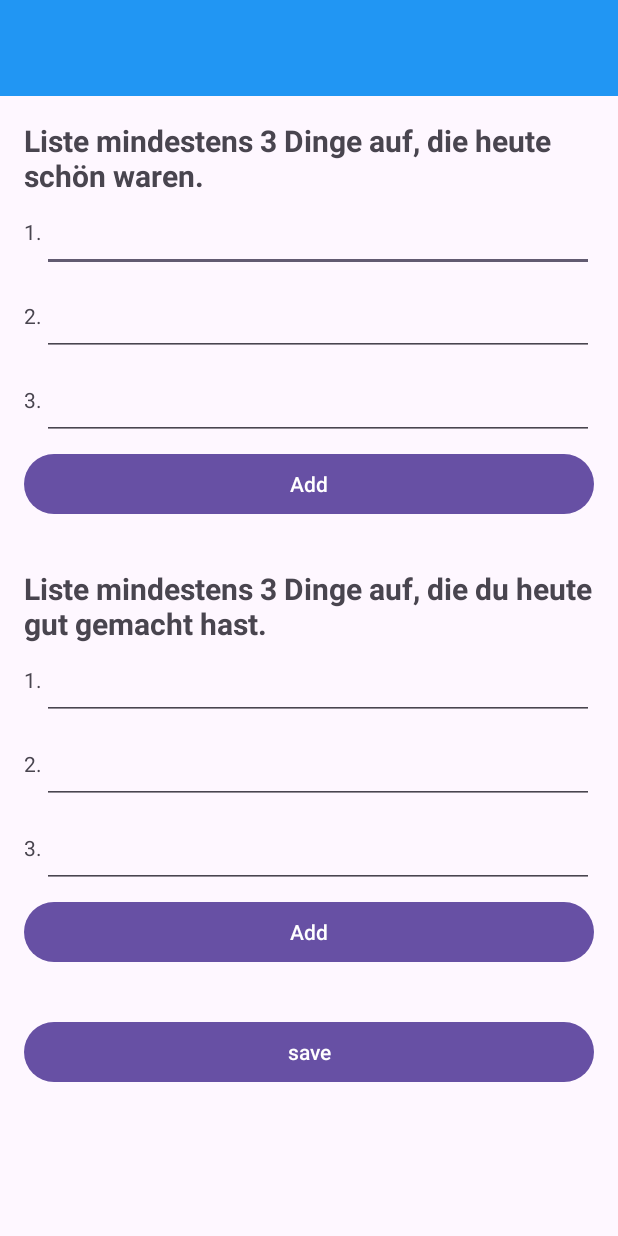
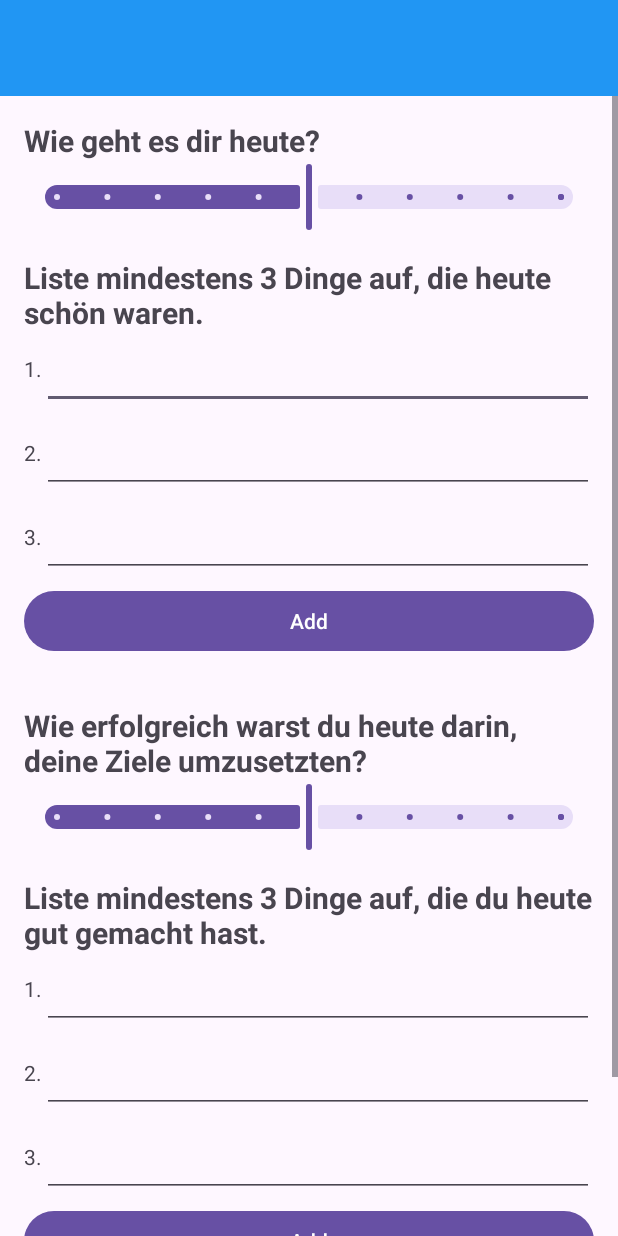
Before and after one commit to leo-hash/MoodStat, an Android app: the DailyReport screen opened directly, with no data from a screen before it, on a phone screen of 412 x 824 dp. Run offline under Robolectric (Android 15) with nearby library versions, the phone set to English and light mode, and no system bars; libraries missing offline, so code that uses them is left out: androidx.navigationevent; 1 statement that could not run was skipped.

Commit message:
slider added to input

```diff
--- a/app/src/main/AndroidManifest.xml
+++ b/app/src/main/AndroidManifest.xml
@@ -27,7 +27,7 @@
             android:theme="@style/Theme.MoodStat"
             android:windowSoftInputMode="adjustResize" />
         <activity
-            android:name="moodstat.daily_report.dailyReport"
+            android:name="moodstat.daily_report.DailyReport"
             android:exported="false"
             android:windowSoftInputMode="adjustResize" />
     </application>
--- a/app/src/main/java/moodstat/MainActivity.java
+++ b/app/src/main/java/moodstat/MainActivity.java
@@ -12,7 +12,7 @@ import androidx.core.view.WindowInsetsCompat;
 
 import com.example.moodstat.R;
 
-import moodstat.daily_report.dailyReport;
+import moodstat.daily_report.DailyReport;
 
 public class MainActivity extends AppCompatActivity {
 
@@ -32,7 +32,7 @@ public class MainActivity extends AppCompatActivity {
         Button button = findViewById(R.id.btn_daily_report);
 
         button.setOnClickListener(v -> {
-            Intent intent = new Intent(MainActivity.this, dailyReport.class);
+            Intent intent = new Intent(MainActivity.this, DailyReport.class);
             startActivity(intent);
         });
     }
--- a/app/src/main/java/moodstat/daily_report/dailyReport.java
+++ b/app/src/main/java/moodstat/daily_report/DailyReport.java
@@ -3,14 +3,11 @@ package moodstat.daily_report;
 import android.os.Bundle;
 
 import androidx.appcompat.app.AppCompatActivity;
-import androidx.core.graphics.Insets;
-import androidx.core.view.ViewCompat;
 import androidx.core.view.WindowCompat;
-import androidx.core.view.WindowInsetsCompat;
 
 import com.example.moodstat.R;
 
-public class dailyReport extends AppCompatActivity {
+public class DailyReport extends AppCompatActivity {
 
     @Override
     protected void onCreate(Bundle savedInstanceState) {
@@ -26,8 +23,9 @@ public class dailyReport extends AppCompatActivity {
 //        });
 
         // mood Fragment initialisation
-        Integer minInputs = 3;
+        int minInputs = 3;
         InputFragment moodFragment = InputFragment.newInstance(
+                "Wie geht es dir heute?",
                 "Liste mindestens " + minInputs +  " Dinge auf, die heute schön waren.",
                 minInputs
         );
@@ -40,6 +38,7 @@ public class dailyReport extends AppCompatActivity {
 
         // succes Fragment initialisation
         InputFragment successFragment = InputFragment.newInstance(
+                "Wie erfolgreich warst du heute darin, deine Ziele umzusetzten?",
                 "Liste mindestens " + minInputs +  " Dinge auf, die du heute gut gemacht hast.",
                 minInputs
         );
--- a/app/src/main/java/moodstat/daily_report/InputFragment.java
+++ b/app/src/main/java/moodstat/daily_report/InputFragment.java
@@ -3,7 +3,9 @@ package moodstat.daily_report;
 import android.os.Bundle;
 
 import androidx.fragment.app.Fragment;
+import androidx.navigationevent.NavigationEventInfo;
 
+import android.util.Log;
 import android.view.LayoutInflater;
 import android.view.View;
 import android.view.ViewGroup;
@@ -13,6 +15,7 @@ import android.widget.LinearLayout;
 import android.widget.TextView;
 
 import com.example.moodstat.R;
+import com.google.android.material.slider.Slider;
 
 import java.util.ArrayList;
 
@@ -24,13 +27,16 @@ import java.util.ArrayList;
 public class InputFragment extends Fragment {
 
     // the fragment initialization parameters
-    private static final String ARG_TITLE = "title";
+    private static final String ARG_SLIDER_LABEL = "slider_label";
+    private static final String ARG_LIST_LABEL = "list_label";
     private static final String ARG_N_TEXT_FIELDS = "nTextFields";
 
     // parameter objects
-    private String mTitle;
+    private String mSliderLabel;
+    private String mListLabel;
     private Integer mNTextField;
     private ArrayList<EditText> inputFields = new ArrayList<>();
+    private Float sliderValue = null;
 
 
     public InputFragment() {
@@ -41,16 +47,18 @@ public class InputFragment extends Fragment {
      * Use this factory method to create a new instance of
      * this fragment using the provided parameters.
      *
-     * @param title displayed title
+     * @param sliderLabel displayed text over the slider
+     * @param listLabel displayed text over the list
      * @param nTextFields number of text fields
      * @return A new instance of fragment InputFragment.
      */
-    public static InputFragment newInstance(String title, int nTextFields) {
+    public static InputFragment newInstance(String sliderLabel, String listLabel, int nTextFields) {
         InputFragment fragment = new InputFragment();
 
         // retrieve arguments
         Bundle args = new Bundle();
-        args.putString(ARG_TITLE, title);
+        args.putString(ARG_SLIDER_LABEL, sliderLabel);
+        args.putString(ARG_LIST_LABEL, listLabel);
         args.putInt(ARG_N_TEXT_FIELDS, nTextFields);
         fragment.setArguments(args);
 
@@ -61,7 +69,8 @@ public class InputFragment extends Fragment {
     public void onCreate(Bundle savedInstanceState) {
         super.onCreate(savedInstanceState);
         if (getArguments() != null) {
-            mTitle = getArguments().getString(ARG_TITLE);
+            mSliderLabel = getArguments().getString(ARG_SLIDER_LABEL);
+            mListLabel = getArguments().getString(ARG_LIST_LABEL);
             mNTextField = getArguments().getInt(ARG_N_TEXT_FIELDS);
         }
     }
@@ -70,25 +79,16 @@ public class InputFragment extends Fragment {
     public View onCreateView(LayoutInflater inflater, ViewGroup container,
                              Bundle savedInstanceState) {
         // Inflate the layout for this fragment
-        View view = inflater.inflate(R.layout.fragment_input, container, false);
-        TextView titleView = view.findViewById(R.id.fragmentTitle);
-        LinearLayout inputContainer = view.findViewById(R.id.inputContainer);
+        View view = inflater.inflate(
+                R.layout.fragment_input,
+                container,
+                false
+        );
 
-        titleView.setText(mTitle);
+        setupLabels(view);
+        setupInputFields(view);
+        setupAddButton(view);
 
-        // create n text fields
-        for (int i = 0; i < mNTextField ; i++){
-            createNewTextField(i, inputContainer);
-        }
-
-        // create add button
-        Button addButton = view.findViewById(R.id.addButton);
-
-        addButton.setOnClickListener( v -> {
-            createNewTextField(mNTextField, inputContainer);
-            mNTextField++;
-
-        });
         return view;
     }
 
@@ -122,8 +122,46 @@ public class InputFragment extends Fragment {
         inputFields.add(newTextField);
     }
 
+    public void setupLabels(View view){
+        TextView sliderLabelView = view.findViewById(R.id.sliderLabel);
+        sliderLabelView.setText(mSliderLabel);
 
-    public ArrayList<String> getInputs() {
+        TextView listLabelView = view.findViewById(R.id.listLabel);
+        listLabelView.setText(mListLabel);
+    }
+
+    public void setupInputFields(View view){
+        LinearLayout inputContainer = view.findViewById(R.id.inputContainer);
+
+        for (int i = 0; i < mNTextField ; i++){
+            createNewTextField(i, inputContainer);
+        }
+    }
+
+    public void setupSlider(View view){
+        Slider slider = view.findViewById(R.id.slider);
+
+        slider.addOnChangeListener((sliderView, value, fromUser) -> {
+            if(fromUser){
+                sliderValue = slider.getValue();
+            }
+        });
+    }
+
+    public void setupAddButton(View view){
+        LinearLayout inputContainer = view.findViewById(R.id.inputContainer);
+        Button addButton = view.findViewById(R.id.addButton);
+
+        addButton.setOnClickListener( v -> {
+            createNewTextField(mNTextField, inputContainer);
+            mNTextField++;
+        });
+
+
+    }
+
+
+    public ArrayList<String> getTextInputs() {
         ArrayList<String> results = new ArrayList<>();
 
         for (EditText field : inputFields ) {
@@ -132,4 +170,8 @@ public class InputFragment extends Fragment {
 
         return results;
     }
+
+    public float getSliderInputs(){
+        return sliderValue;
+    }
 }
--- a/app/src/main/res/layout/fragment_input.xml
+++ b/app/src/main/res/layout/fragment_input.xml
@@ -8,7 +8,24 @@
     android:padding="16dp">
 
     <TextView
-        android:id="@+id/fragmentTitle"
+        android:id="@+id/sliderLabel"
+        android:layout_width="match_parent"
+        android:layout_height="wrap_content"
+        android:textSize="20sp"
+        android:textStyle="bold" />
+
+    <com.google.android.material.slider.Slider
+        android:id="@+id/slider"
+        android:layout_width="match_parent"
+        android:layout_height="wrap_content"
+        android:layout_marginBottom="16dp"
+        android:stepSize="10.0"
+        android:value="50.0"
+        android:valueFrom="0.0"
+        android:valueTo="100.0" />
+
+    <TextView
+        android:id="@+id/listLabel"
         android:layout_width="match_parent"
         android:layout_height="wrap_content"
         android:textSize="20sp"
--- a/app/src/main/res/navigation/nav_graph.xml
+++ b/app/src/main/res/navigation/nav_graph.xml
@@ -2,15 +2,4 @@
 <navigation xmlns:android="http://schemas.android.com/apk/res/android"
     xmlns:app="http://schemas.android.com/apk/res-auto"
     xmlns:tools="http://schemas.android.com/tools"
-    android:id="@+id/nav_graph"
-    app:startDestination="@id/mainActivity">
-    <activity
-        android:id="@+id/mainActivity"
-        android:name="moodstat.MainActivity"
-        android:label="activity_main"
-        tools:layout="@layout/activity_main" />
-    <activity
-        android:id="@+id/dailyReport"
-        android:name="moodstat.daily_report.dailyReport"
-        android:label="dailyReport" />
-</navigation>
+    android:id="@+id/nav_graph"/>
```
